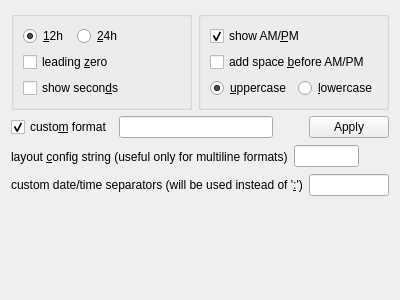
Qt form src/app/settings/time_format_settings.ui (Kolcha/DigitalClockNext) before a commit.
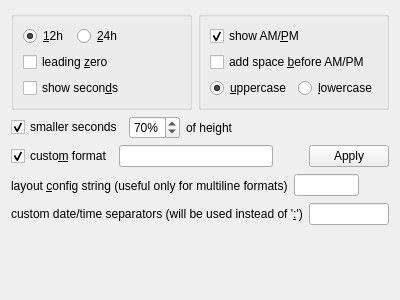
The same form after that commit. Icons and pictures are not drawn.

Commit message:
smaller seconds support
closes #2

Diff of the .ui file:
```diff
--- a/src/app/settings/time_format_settings.ui
+++ b/src/app/settings/time_format_settings.ui
@@ -14,6 +14,67 @@
    <string>&amp;Format</string>
   </property>
   <layout class="QGridLayout" name="time_format_layout">
+   <item row="4" column="0" colspan="2">
+    <layout class="QHBoxLayout" name="layout_cfg_layout">
+     <item>
+      <widget class="QLabel" name="layout_cfg_label">
+       <property name="text">
+        <string>layout &amp;config string (useful only for multiline formats)</string>
+       </property>
+       <property name="buddy">
+        <cstring>layout_cfg_edit</cstring>
+       </property>
+      </widget>
+     </item>
+     <item>
+      <widget class="QLineEdit" name="layout_cfg_edit"/>
+     </item>
+     <item>
+      <widget class="QToolButton" name="layout_cfg_help_btn">
+       <property name="icon">
+        <iconset theme="help-hint"/>
+       </property>
+       <property name="autoRaise">
+        <bool>true</bool>
+       </property>
+      </widget>
+     </item>
+    </layout>
+   </item>
+   <item row="6" column="0" colspan="2">
+    <layout class="QHBoxLayout" name="custom_seps_layout">
+     <item>
+      <widget class="QLabel" name="custom_seps_label">
+       <property name="text">
+        <string>custom date/time separators (will be used instead of '&amp;:')</string>
+       </property>
+       <property name="buddy">
+        <cstring>custom_seps_edit</cstring>
+       </property>
+      </widget>
+     </item>
+     <item>
+      <widget class="QLineEdit" name="custom_seps_edit">
+       <property name="toolTip">
+        <string>replacement characters for ':' in format</string>
+       </property>
+      </widget>
+     </item>
+    </layout>
+   </item>
+   <item row="7" column="1">
+    <spacer name="verticalSpacer">
+     <property name="orientation">
+      <enum>Qt::Vertical</enum>
+     </property>
+     <property name="sizeHint" stdset="0">
+      <size>
+       <width>20</width>
+       <height>132</height>
+      </size>
+     </property>
+    </spacer>
+   </item>
    <item row="0" column="1">
     <widget class="QGroupBox" name="am_pm_group">
      <layout class="QGridLayout" name="am_pm_group_layout">
@@ -54,19 +115,6 @@
      </layout>
     </widget>
    </item>
-   <item row="5" column="1">
-    <spacer name="verticalSpacer">
-     <property name="orientation">
-      <enum>Qt::Vertical</enum>
-     </property>
-     <property name="sizeHint" stdset="0">
-      <size>
-       <width>20</width>
-       <height>132</height>
-      </size>
-     </property>
-    </spacer>
-   </item>
    <item row="0" column="0">
     <widget class="QGroupBox" name="format_group">
      <layout class="QGridLayout" name="format_group_layout">
@@ -117,7 +165,7 @@
      </layout>
     </widget>
    </item>
-   <item row="1" column="0" colspan="2">
+   <item row="3" column="0" colspan="2">
     <layout class="QHBoxLayout" name="custom_format_layout">
      <item>
       <widget class="QCheckBox" name="use_custom_format">
@@ -151,52 +199,38 @@
      </item>
     </layout>
    </item>
-   <item row="4" column="0" colspan="2">
-    <layout class="QHBoxLayout" name="custom_seps_layout">
-     <item>
-      <widget class="QLabel" name="custom_seps_label">
-       <property name="text">
-        <string>custom date/time separators (will be used instead of '&amp;:')</string>
-       </property>
-       <property name="buddy">
-        <cstring>custom_seps_edit</cstring>
-       </property>
-      </widget>
-     </item>
-     <item>
-      <widget class="QLineEdit" name="custom_seps_edit">
-       <property name="toolTip">
-        <string>replacement characters for ':' in format</string>
-       </property>
-      </widget>
-     </item>
-    </layout>
-   </item>
    <item row="2" column="0" colspan="2">
-    <layout class="QHBoxLayout" name="layout_cfg_layout">
+    <layout class="QHBoxLayout" name="smaller_secnds_layout" stretch="0,0,1">
      <item>
-      <widget class="QLabel" name="layout_cfg_label">
+      <widget class="QCheckBox" name="smaller_seconds">
        <property name="text">
-        <string>layout &amp;config string (useful only for multiline formats)</string>
+        <string>smaller seconds</string>
        </property>
-       <property name="buddy">
-        <cstring>layout_cfg_edit</cstring>
-       </property>
-      </widget>
-     </item>
-     <item>
-      <widget class="QLineEdit" name="layout_cfg_edit"/>
-     </item>
-     <item>
-      <widget class="QToolButton" name="layout_cfg_help_btn">
-       <property name="icon">
-        <iconset theme="help-hint"/>
-       </property>
-       <property name="autoRaise">
+       <property name="checked">
         <bool>true</bool>
        </property>
       </widget>
      </item>
+     <item>
+      <widget class="QSpinBox" name="seconds_scale_factor_edit">
+       <property name="suffix">
+        <string notr="true">%</string>
+       </property>
+       <property name="minimum">
+        <number>30</number>
+       </property>
+       <property name="value">
+        <number>70</number>
+       </property>
+      </widget>
+     </item>
+     <item>
+      <widget class="QLabel" name="of_height_label">
+       <property name="text">
+        <string>of height</string>
+       </property>
+      </widget>
+     </item>
     </layout>
    </item>
   </layout>
```
Left out of the diff: 60 changed lines with no effect on the pictures. The commit also changes 9 other files.
